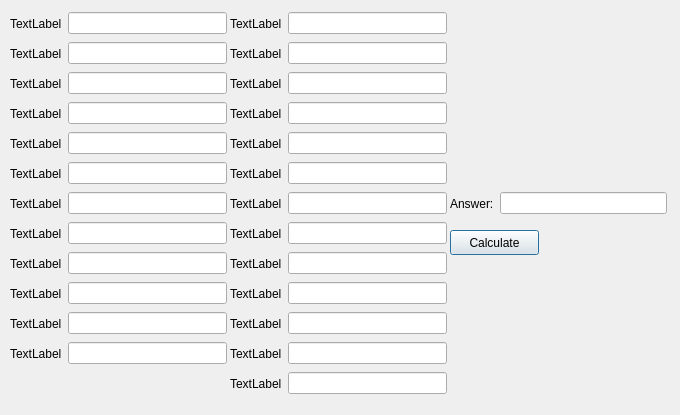
This is src/SMART-ASTRO_GUI/parameterinputdialog.ui in strath-ace/smart-astro as Qt 5 draws it before an edit. The edited form follows.
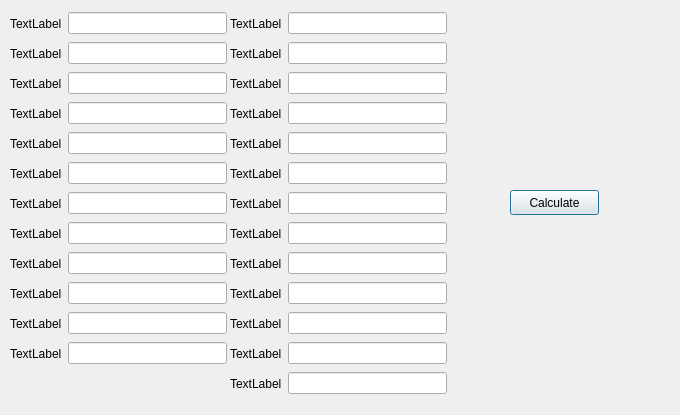
This is the edited form.

What changed in the file:
```diff
--- a/src/SMART-ASTRO_GUI/parameterinputdialog.ui
+++ b/src/SMART-ASTRO_GUI/parameterinputdialog.ui
@@ -214,8 +214,8 @@
   <widget class="QPushButton" name="pushButton">
    <property name="geometry">
     <rect>
-     <x>450</x>
-     <y>230</y>
+     <x>510</x>
+     <y>190</y>
      <width>89</width>
      <height>25</height>
     </rect>
@@ -554,32 +554,6 @@
     </item>
    </layout>
   </widget>
-  <widget class="QWidget" name="layoutWidget_25">
-   <property name="geometry">
-    <rect>
-     <x>450</x>
-     <y>190</y>
-     <width>217</width>
-     <height>27</height>
-    </rect>
-   </property>
-   <layout class="QHBoxLayout" name="horizontalLayout_26">
-    <item>
-     <widget class="QLabel" name="label_26">
-      <property name="text">
-       <string>Answer:</string>
-      </property>
-     </widget>
-    </item>
-    <item>
-     <widget class="QLineEdit" name="answerLine">
-      <property name="readOnly">
-       <bool>true</bool>
-      </property>
-     </widget>
-    </item>
-   </layout>
-  </widget>
   <widget class="QWidget" name="layoutWidget_15">
    <property name="geometry">
     <rect>
```
